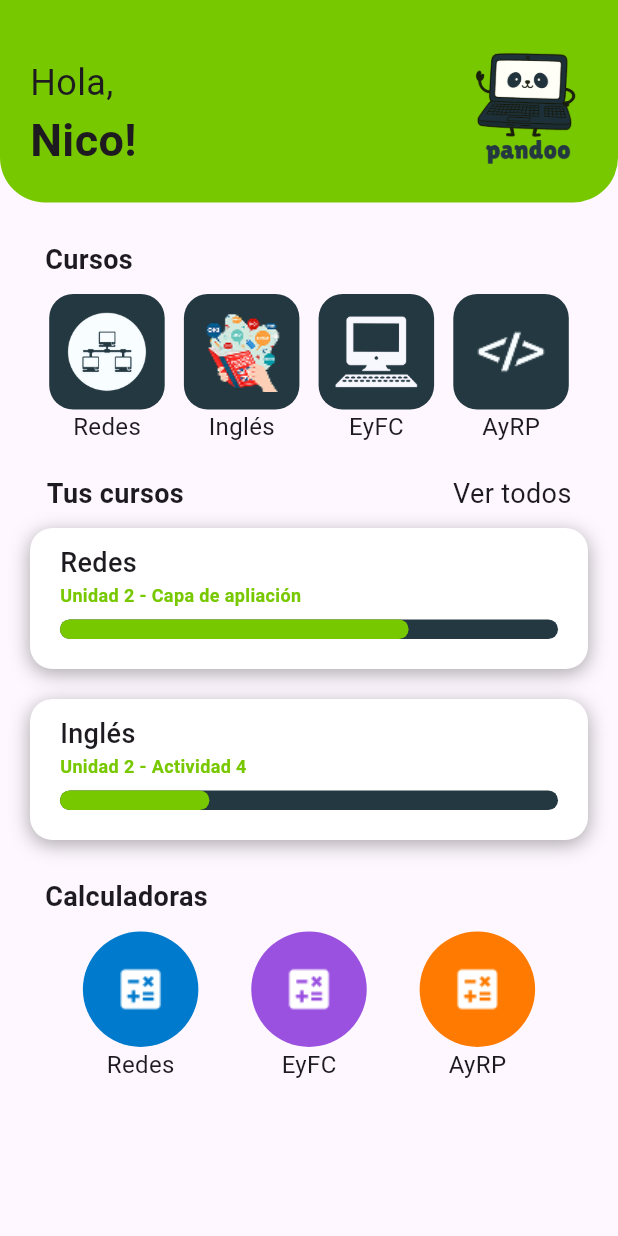
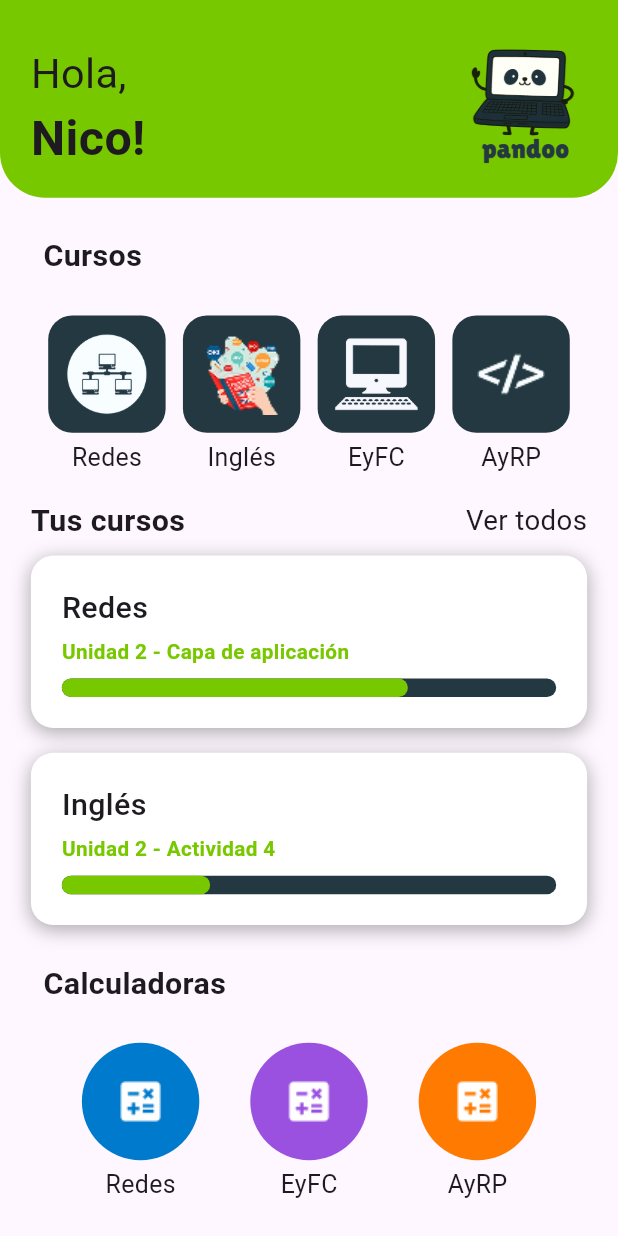
Before and after one commit to HuamanNicolas/Pandoo, a Flutter app: the HomePage screen opened directly, on a phone screen of 412 x 824 dp. Run offline on Flutter 3.47's test engine with Material 3 defaults, Android fonts, the phone set to English and light mode, and no system bars; our stand-ins replace cloud_firestore, firebase_auth, firebase_core; accounts and stored records are empty.

Commit message:
Home responsive

```diff
--- a/lib/src/pages/home_page.dart
+++ b/lib/src/pages/home_page.dart
@@ -1,15 +1,20 @@
 import 'package:flutter/material.dart';
+import '../../utils/responsive.dart';
 
 class HomePage extends StatelessWidget {
   const HomePage({super.key});
 
   @override
   Widget build(BuildContext context) {
+    final Responsive responsive = Responsive.of(context);
+
     return Scaffold(
-      body: Column(
+      body: SingleChildScrollView(
+        child: Column(
           children: [
+            // Header con saludo y logo
             Container(
-            height: 135,
+              height: responsive.hp(responsive.isTablet ? 12 : 16),
               width: double.infinity,
               decoration: const BoxDecoration(
                 color: Color(0xFF78C800),
@@ -21,16 +26,21 @@ class HomePage extends StatelessWidget {
               child: Stack(
                 children: [
                   Positioned(
-                  bottom: 20,
-                  left: 20,
+                    bottom: responsive.hp(2),
+                    left: responsive.wp(5),
                     child: Column(
                       crossAxisAlignment: CrossAxisAlignment.start,
                       children: [
-                      Text('Hola,', style: TextStyle(fontSize: 24)),
+                        Text(
+                          'Hola,',
+                          style: TextStyle(
+                            fontSize: responsive.dp(responsive.isTablet ? 2 : 3),
+                          ),
+                        ),
                         Text(
                           'Nico!',
                           style: TextStyle(
-                          fontSize: 30,
+                            fontSize: responsive.dp(responsive.isTablet ? 2.5 : 3.5),
                             fontWeight: FontWeight.bold,
                           ),
                         ),
@@ -38,155 +48,233 @@ class HomePage extends StatelessWidget {
                     ),
                   ),
                   Positioned(
-                  right: 20,
+                    right: responsive.wp(5),
                     top: 0,
                     bottom: 0,
                     child: Image.asset(
                       'assets/images/logo.png',
-                    width: 80,
-                    height: 80,
+                      width: responsive.wp(responsive.isTablet ? 8 : 20),
+                      height: responsive.wp(responsive.isTablet ? 8 : 20),
                     ),
                   ),
                 ],
               ),
             ),
+
+            // Sección de Cursos
             Container(
-            padding: EdgeInsets.only(left: 30, top: 25, bottom: 10),
+              padding: EdgeInsets.only(
+                left: responsive.wp(7),
+                top: responsive.hp(3),
+                bottom: responsive.hp(1),
+              ),
               alignment: Alignment.centerLeft,
               child: Text(
                 'Cursos',
-              style: TextStyle(fontSize: 18, fontWeight: FontWeight.bold),
+                style: TextStyle(
+                  fontSize: responsive.dp(responsive.isTablet ? 1.5 : 2.2),
+                  fontWeight: FontWeight.bold,
                 ),
               ),
+            ),
+
+            // Iconos de Cursos
             Container(
-            padding: EdgeInsets.only(left: 20, right: 20, bottom: 20),
+              padding: EdgeInsets.symmetric(
+                horizontal: responsive.wp(5),
+                vertical: responsive.hp(2),
+              ),
               child: Row(
                 mainAxisAlignment: MainAxisAlignment.spaceEvenly,
                 children: [
-                Column(
+                  _buildCourseIcon(
+                    context,
+                    responsive,
+                    'assets/images/Redes.png',
+                    'Redes',
+                  ),
+                  _buildCourseIcon(
+                    context,
+                    responsive,
+                    'assets/images/Ingles.png',
+                    'Inglés',
+                  ),
+                  _buildCourseIcon(
+                    context,
+                    responsive,
+                    'assets/images/Eyfc.png',
+                    'EyFC',
+                  ),
+                  _buildCourseIcon(
+                    context,
+                    responsive,
+                    'assets/images/Ayrp.png',
+                    'AyRP',
+                  ),
+                ],
+              ),
+            ),
+
+            // Tus cursos - Header
+            Container(
+              constraints: BoxConstraints(maxWidth: responsive.isTablet ? 600 : double.infinity),
+              padding: EdgeInsets.symmetric(horizontal: responsive.wp(5)),
+              child: Row(
+                mainAxisAlignment: MainAxisAlignment.spaceBetween,
+                children: [
+                  Text(
+                    'Tus cursos',
+                    style: TextStyle(
+                      fontSize: responsive.dp(responsive.isTablet ? 1.5 : 2.2),
+                      fontWeight: FontWeight.bold,
+                    ),
+                  ),
+                  Text(
+                    'Ver todos',
+                    style: TextStyle(
+                      fontSize: responsive.dp(responsive.isTablet ? 1.3 : 2),
+                    ),
+                  ),
+                ],
+              ),
+            ),
+
+            SizedBox(height: responsive.hp(1)),
+
+            // Tarjeta de curso 1
+            _buildCourseCard(
+              context,
+              responsive,
+              'Redes',
+              'Unidad 2 - Capa de aplicación',
+              0.7,
+            ),
+
+            SizedBox(height: responsive.hp(2)),
+
+            // Tarjeta de curso 2
+            _buildCourseCard(
+              context,
+              responsive,
+              'Inglés',
+              'Unidad 2 - Actividad 4',
+              0.3,
+            ),
+
+            // Sección de Calculadoras
+            Container(
+              padding: EdgeInsets.only(
+                left: responsive.wp(7),
+                top: responsive.hp(3),
+                bottom: responsive.hp(1),
+              ),
+              alignment: Alignment.centerLeft,
+              child: Text(
+                'Calculadoras',
+                style: TextStyle(
+                  fontSize: responsive.dp(responsive.isTablet ? 1.5 : 2.2),
+                  fontWeight: FontWeight.bold,
+                ),
+              ),
+            ),
+
+            // Iconos de Calculadoras
+            Container(
+              padding: EdgeInsets.symmetric(
+                horizontal: responsive.wp(5),
+                vertical: responsive.hp(2),
+              ),
+              child: Row(
+                mainAxisAlignment: MainAxisAlignment.spaceEvenly,
+                children: [
+                  _buildCalculatorIcon(
+                    context,
+                    responsive,
+                    'assets/images/Calculate.png',
+                    'Redes',
+                    const Color.fromARGB(255, 0, 122, 204),
+                  ),
+                  _buildCalculatorIcon(
+                    context,
+                    responsive,
+                    'assets/images/Calculate.png',
+                    'EyFC',
+                    const Color.fromARGB(255, 155, 81, 224),
+                  ),
+                  _buildCalculatorIcon(
+                    context,
+                    responsive,
+                    'assets/images/Calculate.png',
+                    'AyRP',
+                    const Color.fromARGB(255, 255, 122, 0),
+                  ),
+                ],
+              ),
+            ),
+
+            SizedBox(height: responsive.hp(2)),
+          ],
+        ),
+      ),
+    );
+  }
+
+  // Widget reutilizable para iconos de cursos
+  Widget _buildCourseIcon(
+    BuildContext context,
+    Responsive responsive,
+    String imagePath,
+    String label,
+  ) {
+    return Column(
       children: [
         InkWell(
           onTap: () {
-                        print('presionado');
+            print('$label presionado');
           },
           onLongPress: () {
-                        print('long presionado');
+            print('$label long presionado');
           },
           child: Container(
-                        padding: EdgeInsets.all(6),
+            padding: EdgeInsets.all(responsive.wp(responsive.isTablet ? 1 : 1.5)),
             decoration: BoxDecoration(
               color: const Color.fromARGB(255, 36, 56, 65),
               borderRadius: BorderRadius.circular(16),
             ),
             child: Image.asset(
-                          'assets/images/Redes.png',
-                          width: 65,
-                          height: 65,
+              imagePath,
+              width: responsive.wp(responsive.isTablet ? 10 : 16),
+              height: responsive.wp(responsive.isTablet ? 10 : 16),
             ),
           ),
         ),
-                    Text('Redes', style: TextStyle(fontSize: 16)),
+        SizedBox(height: responsive.hp(0.5)),
+        Text(
+          label,
+          style: TextStyle(
+            fontSize: responsive.dp(responsive.isTablet ? 1.2 : 1.8),
+          ),
+        ),
       ],
-                ),
-                Column(
-                  children: [
-                    InkWell(
+    );
+  }
+
+  // Widget reutilizable para tarjetas de curso
+  Widget _buildCourseCard(
+    BuildContext context,
+    Responsive responsive,
+    String title,
+    String subtitle,
+    double progress,
+  ) {
+    return InkWell(
       onTap: () {
-                        print('presionado');
-                      },
-                      onLongPress: () {
-                        print('long presionado');
+        print('$title presionado');
       },
       child: Container(
-                        padding: EdgeInsets.all(6),
-                        decoration: BoxDecoration(
-                          color: const Color.fromARGB(255, 36, 56, 65),
-                          borderRadius: BorderRadius.circular(16),
-                        ),
-                        child: Image.asset(
-                          'assets/images/Ingles.png',
-                          width: 65,
-                          height: 65,
-                        ),
-                      ),
-                    ),
-                    Text('Inglés', style: TextStyle(fontSize: 16)),
-                  ],
-                ),
-                Column(
-                  children: [
-                    InkWell(
-                      onTap: () {
-                        print('presionado');
-                      },
-                      onLongPress: () {
-                        print('long presionado');
-                      },
-                      child: Container(
-                        padding: EdgeInsets.all(6),
-                        decoration: BoxDecoration(
-                          color: const Color.fromARGB(255, 36, 56, 65),
-                          borderRadius: BorderRadius.circular(16),
-                        ),
-                        child: Image.asset(
-                          'assets/images/Eyfc.png',
-                          width: 65,
-                          height: 65,
-                        ),
-                      ),
-                    ),
-                    Text('EyFC', style: TextStyle(fontSize: 16)),
-                  ],
-                ),
-                Column(
-                  children: [
-                    InkWell(
-                      onTap: () {
-                        print('presionado');
-                      },
-                      onLongPress: () {
-                        print('long presionado');
-                      },
-                      child: Container(
-                        padding: EdgeInsets.all(6),
-                        decoration: BoxDecoration(
-                          color: const Color.fromARGB(255, 36, 56, 65),
-                          borderRadius: BorderRadius.circular(16),
-                        ),
-                        child: Image.asset(
-                          'assets/images/Ayrp.png',
-                          width: 65,
-                          height: 65,
-                        ),
-                      ),
-                    ),
-                    Text('AyRP', style: TextStyle(fontSize: 16)),
-                  ],
-                ),
-              ],
-            ),
-          ),
-          SizedBox(
-            width: 350,
-            child: Row(
-              mainAxisAlignment: MainAxisAlignment.spaceBetween,
-              children: [
-                Text(
-                  'Tus cursos',
-                  style: TextStyle(fontSize: 18, fontWeight: FontWeight.bold),
-                ),
-                Text('Ver todos', style: TextStyle(fontSize: 18)),
-              ],
-            ),
-          ),
-          SizedBox(height: 10),
-          InkWell(
-            onTap: () {
-              print('presionado');
-            },
-            child: Container(
-              padding: EdgeInsets.only(left: 20, right: 20, bottom: 20),
-              margin: EdgeInsets.only(left: 20, right: 20),
+        constraints: BoxConstraints(maxWidth: responsive.isTablet ? 600 : double.infinity),
+        padding: EdgeInsets.all(responsive.wp(5)),
+        margin: EdgeInsets.symmetric(horizontal: responsive.wp(5)),
         decoration: BoxDecoration(
           color: Colors.white,
           borderRadius: BorderRadius.circular(15),
@@ -202,180 +290,78 @@ class HomePage extends StatelessWidget {
         child: Column(
           crossAxisAlignment: CrossAxisAlignment.start,
           children: [
-                  SizedBox(height: 10),
             Text(
-                    'Redes',
-                    style: TextStyle(fontSize: 18, fontWeight: FontWeight.w500),
+              title,
+              style: TextStyle(
+                fontSize: responsive.dp(responsive.isTablet ? 1.5 : 2.2),
+                fontWeight: FontWeight.w500,
               ),
+            ),
+            SizedBox(height: responsive.hp(0.5)),
             Text(
-                    'Unidad 2 - Capa de apliación',
+              subtitle,
               style: TextStyle(
-                      fontSize: 12,
+                fontSize: responsive.dp(responsive.isTablet ? 1 : 1.5),
                 color: Color(0xFF78C800),
                 fontWeight: FontWeight.bold,
               ),
             ),
-                  SizedBox(height: 8),
+            SizedBox(height: responsive.hp(1)),
             SizedBox(
-                    height: 13,
+              height: responsive.hp(1.5),
               child: LinearProgressIndicator(
-                      value: 0.7, // 70% de progreso (valor entre 0.0 y 1.0)
+                value: progress,
                 backgroundColor: const Color.fromARGB(255, 36, 56, 65),
                 valueColor: AlwaysStoppedAnimation<Color>(
                   Color(0xFF78C800),
-                      ), // Verde
+                ),
                 borderRadius: BorderRadius.circular(10),
               ),
             ),
           ],
         ),
       ),
-          ),
-          SizedBox(height: 20),
+    );
+  }
+
+  // Widget reutilizable para iconos de calculadora
+  Widget _buildCalculatorIcon(
+    BuildContext context,
+    Responsive responsive,
+    String imagePath,
+    String label,
+    Color backgroundColor,
+  ) {
+    return Column(
+      children: [
         InkWell(
           onTap: () {
-              print('presionado');
+            print('Calculadora $label presionada');
+          },
+          onLongPress: () {
+            print('Calculadora $label long presionada');
           },
           child: Container(
-              padding: EdgeInsets.only(left: 20, right: 20, bottom: 20),
-              margin: EdgeInsets.only(left: 20, right: 20),
+            padding: EdgeInsets.all(responsive.wp(responsive.isTablet ? 1 : 1.5)),
             decoration: BoxDecoration(
-                color: Colors.white,
-                borderRadius: BorderRadius.circular(15),
-                boxShadow: [
-                  BoxShadow(
-                    color: const Color.fromARGB(81, 0, 0, 0),
-                    spreadRadius: 0.1,
-                    blurRadius: 10,
-                    offset: Offset(0, 3),
+              color: backgroundColor,
+              borderRadius: BorderRadius.circular(50),
             ),
-                ],
-              ),
-              child: Column(
-                crossAxisAlignment: CrossAxisAlignment.start,
-                children: [
-                  SizedBox(height: 10),
-                  Text(
-                    'Inglés',
-                    style: TextStyle(fontSize: 18, fontWeight: FontWeight.w500),
-                  ),
-                  Text(
-                    'Unidad 2 - Actividad 4',
-                    style: TextStyle(
-                      fontSize: 12,
-                      color: Color(0xFF78C800),
-                      fontWeight: FontWeight.bold,
+            child: Image.asset(
+              imagePath,
+              width: responsive.wp(responsive.isTablet ? 10 : 16),
+              height: responsive.wp(responsive.isTablet ? 10 : 16),
             ),
           ),
-                  SizedBox(height: 8),
-                  SizedBox(
-                    height: 13,
-                    child: LinearProgressIndicator(
-                      value: 0.3, // 70% de progreso (valor entre 0.0 y 1.0)
-                      backgroundColor: const Color.fromARGB(255, 36, 56, 65),
-                      valueColor: AlwaysStoppedAnimation<Color>(
-                        Color(0xFF78C800),
-                      ), // Verde
-                      borderRadius: BorderRadius.circular(10),
+        ),
+        SizedBox(height: responsive.hp(0.5)),
+        Text(
+          label,
+          style: TextStyle(
+            fontSize: responsive.dp(responsive.isTablet ? 1.2 : 1.8),
           ),
         ),
       ],
-              ),
-            ),
-          ),
-          Container(
-            padding: EdgeInsets.only(left: 30, top: 25, bottom: 10),
-            alignment: Alignment.centerLeft,
-            child: Text(
-              'Calculadoras',
-              style: TextStyle(fontSize: 18, fontWeight: FontWeight.bold),
-            ),
-          ),
-          Container(
-            padding: EdgeInsets.only(left: 20, right: 20, bottom: 20),
-            child: Row(
-              mainAxisAlignment: MainAxisAlignment.spaceEvenly,
-              children: [
-                Column(
-                  children: [
-                    InkWell(
-                      onTap: () {
-                        print('presionado');
-                      },
-                      onLongPress: () {
-                        print('long presionado');
-                      },
-                      child: Container(
-                        padding: EdgeInsets.all(6),
-                        decoration: BoxDecoration(
-                          color: const Color.fromARGB(255, 0, 122, 204),
-                          borderRadius: BorderRadius.circular(50),
-                        ),
-                        child: Image.asset(
-                          'assets/images/Calculate.png',
-                          width: 65,
-                          height: 65,
-                        ),
-                      ),
-                    ),
-                    Text('Redes', style: TextStyle(fontSize: 16)),
-                  ],
-                ),
-                Column(
-                  children: [
-                    InkWell(
-                      onTap: () {
-                        print('presionado');
-                      },
-                      onLongPress: () {
-                        print('long presionado');
-                      },
-                      child: Container(
-                        padding: EdgeInsets.all(6),
-                        decoration: BoxDecoration(
-                          color: const Color.fromARGB(255, 155, 81, 224),
-                          borderRadius: BorderRadius.circular(50),
-                        ),
-                        child: Image.asset(
-                          'assets/images/Calculate.png',
-                          width: 65,
-                          height: 65,
-                        ),
-                      ),
-                    ),
-                    Text('EyFC', style: TextStyle(fontSize: 16)),
-                  ],
-                ),
-                Column(
-                  children: [
-                    InkWell(
-                      onTap: () {
-                        print('presionado');
-                      },
-                      onLongPress: () {
-                        print('long presionado');
-                      },
-                      child: Container(
-                        padding: EdgeInsets.all(6),
-                        decoration: BoxDecoration(
-                          color: const Color.fromARGB(255, 255, 122, 0),
-                          borderRadius: BorderRadius.circular(50),
-                        ),
-                        child: Image.asset(
-                          'assets/images/Calculate.png',
-                          width: 65,
-                          height: 65,
-                        ),
-                      ),
-                    ),
-                    Text('AyRP', style: TextStyle(fontSize: 16)),
-                  ],
-                ),
-              ],
-            ),
-          ),
-        ],
-      ),
     );
   }
 }
```
Lines whose indentation alone changed are shown as unchanged.
